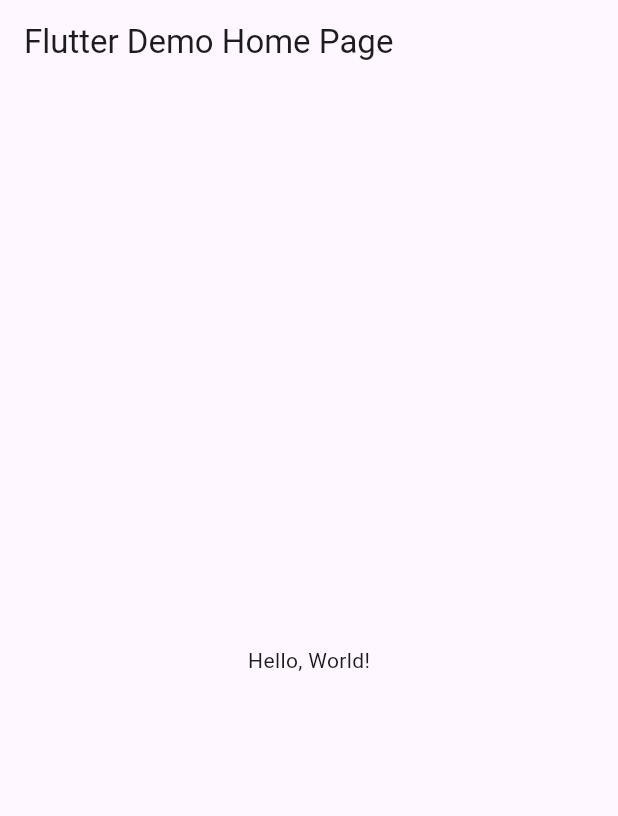
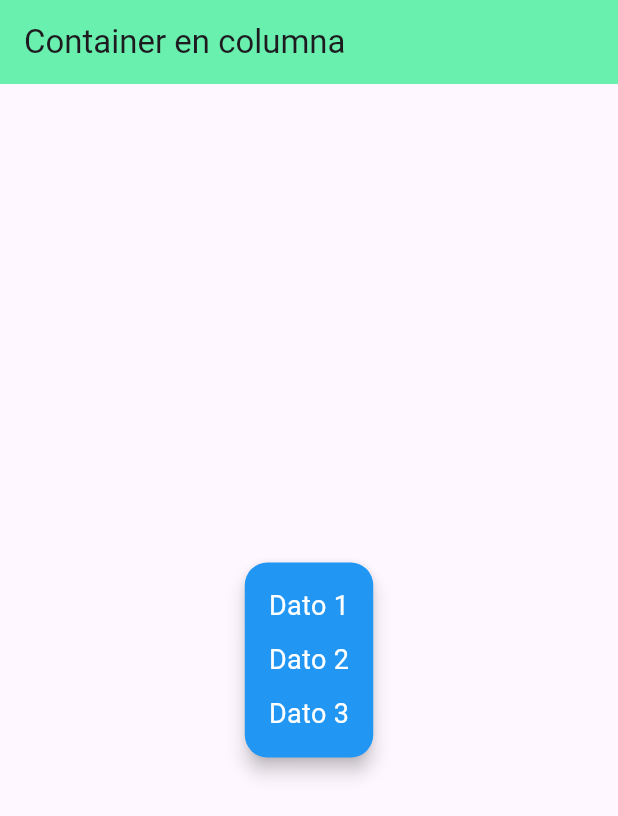
Before and after one commit to ReyesRamirez/Act2_container_stack, a Flutter app: the screen it shows after launch, on a phone screen of 412 x 824 dp. Shown: the top 816 px of the screen. Run offline on Flutter 3.47's test engine with Material 3 defaults, Android fonts, the phone set to English and light mode, and no system bars.

Commit message:
container

```diff
--- a/lib/main.dart
+++ b/lib/main.dart
@@ -1,41 +1,71 @@
 import 'package:flutter/material.dart';
 
-void main() => runApp(MyApp());
+void main() {
+  runApp(MyApp());
+}
 
 class MyApp extends StatelessWidget {
-  const MyApp({super.key});
-  // This widget is the root of your application.
   @override
   Widget build(BuildContext context) {
     return MaterialApp(
-      // Application name
-      title: 'Flutter Hello World',
-      // Application theme data, you can set the colors for the application as
-      // you want
+      title: 'Card Centrada',
       theme: ThemeData(
-        // useMaterial3: false,
         primarySwatch: Colors.blue,
       ),
-      // A widget which will be started on application startup
-      home: MyHomePage(title: 'Flutter Demo Home Page'),
+      home: MyHomePage(),
     );
   }
 }
 
 class MyHomePage extends StatelessWidget {
-  final String title;
-  const MyHomePage({super.key, required this.title});
-
   @override
   Widget build(BuildContext context) {
     return Scaffold(
       appBar: AppBar(
-        // The title text which will be shown on the action bar
-        title: Text(title),
+        title: Text('Container en columna'),
+        backgroundColor: Colors.greenAccent, // Color de fondo del AppBar
       ),
       body: Center(
-        child: Text(
-          'Hello, World!',
+        // Centra el contenido
+        child: Card(
+          margin: EdgeInsets.all(16.0), // Margen alrededor de la tarjeta
+          elevation: 5.0, // Sombra
+          shape: RoundedRectangleBorder(
+            borderRadius: BorderRadius.circular(15.0), // Esquinas redondeadas
+          ),
+          color: Colors.blue, // Color azul
+          child: Padding(
+            padding: const EdgeInsets.all(16.0),
+            child: Column(
+              mainAxisSize: MainAxisSize
+                  .min, // Ajusta el tamaño de la columna al contenido
+              children: <Widget>[
+                Text(
+                  'Dato 1',
+                  style: TextStyle(
+                    fontSize: 18.0,
+                    color: Colors.white,
+                  ),
+                ),
+                SizedBox(height: 10.0),
+                Text(
+                  'Dato 2',
+                  style: TextStyle(
+                    fontSize: 18.0,
+                    color: Colors.white,
+                  ),
+                ),
+                SizedBox(height: 10.0),
+                Text(
+                  'Dato 3',
+                  style: TextStyle(
+                    fontSize: 18.0,
+                    color: Colors.white,
+                  ),
+                ),
+              ],
+            ),
+          ),
         ),
       ),
     );
```
Also changed, not shown: Card_columna.PNG (added).
